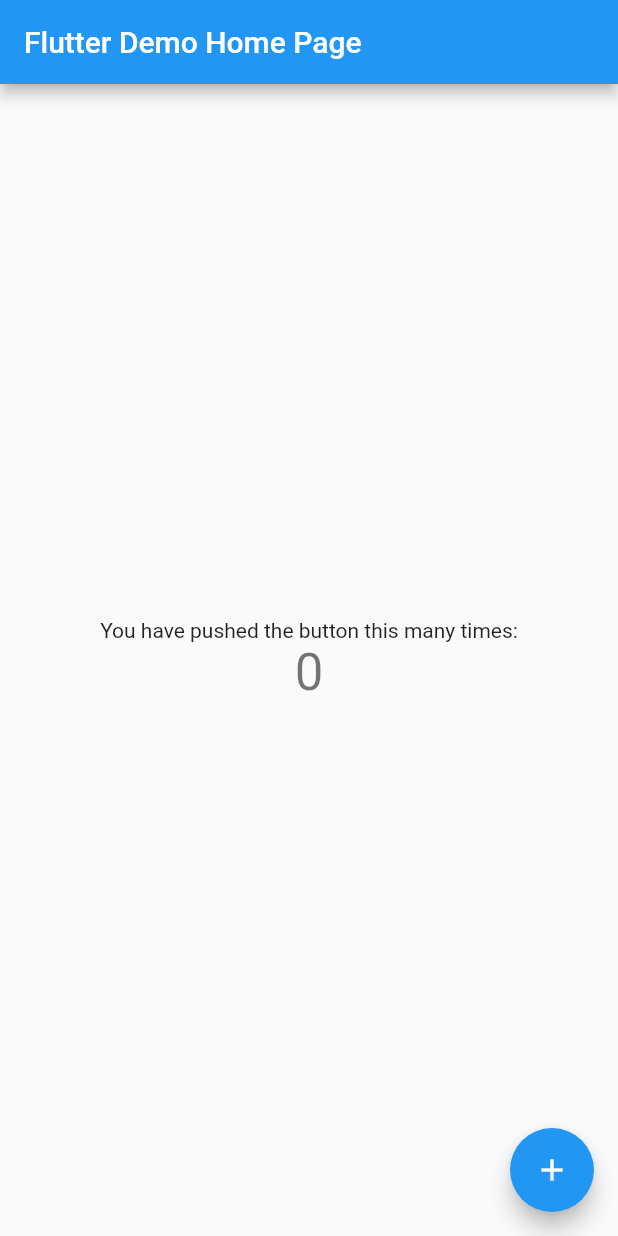
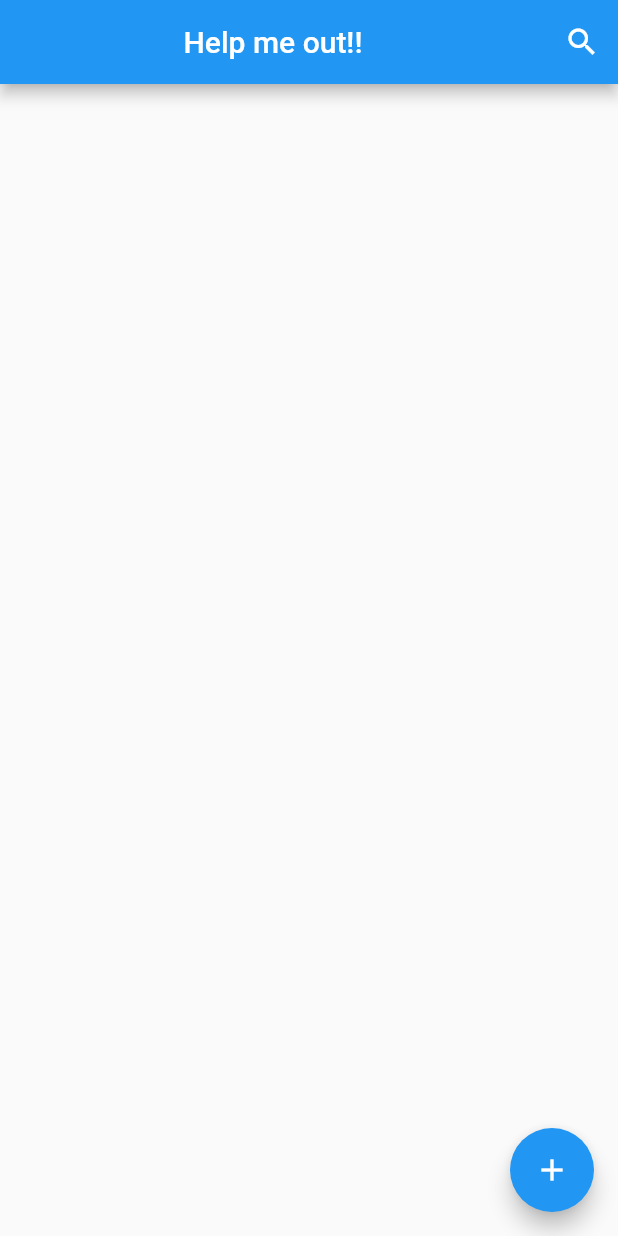
Before and after one commit to christorejisam/sahayi, a Flutter app: the screen it shows after launch, on a phone screen of 412 x 824 dp. Run offline on Flutter 3.47's test engine with Material 2 defaults, Android fonts, the phone set to English and light mode, and no system bars.

Commit message:
searchbar

```diff
--- a/lib/main.dart
+++ b/lib/main.dart
@@ -1,4 +1,5 @@
 import 'package:flutter/material.dart';
+import 'package:sahayi/view_request.dart';
 
 void main() {
   runApp(const MyApp());
@@ -24,7 +25,8 @@ class MyApp extends StatelessWidget {
         // is not restarted.
         primarySwatch: Colors.blue,
       ),
-      home: const MyHomePage(title: 'Flutter Demo Home Page'),
+      home:const ViewRequ(),
+      //const MyHomePage(title: 'Flutter Demo Home Page'),
     );
   }
 }
--- /dev/null
+++ b/lib/search.dart
@@ -0,0 +1,49 @@
+import 'package:flutter/material.dart';
+
+class DataSearch extends SearchDelegate<String>{
+ // sample input..
+  final list = ['in','out','up','down','back','front'];
+  final recent_list = ['in','out'];
+
+  @override
+  List<Widget> buildActions(BuildContext context) {
+    return[
+    IconButton(onPressed: (){ query = ' ';},
+     icon: Icon(Icons.clear),)
+    ];
+  }
+
+  @override
+  Widget buildLeading(BuildContext context) {
+   return IconButton(onPressed: (){ close( context, ''); },
+
+   icon: AnimatedIcon(icon: AnimatedIcons.menu_arrow,
+   progress: transitionAnimation,));
+  }
+
+  @override
+  Widget buildResults(BuildContext context) {
+    return  Container(child: Center(child: Text("Info"),),);
+  }
+
+  @override
+  Widget buildSuggestions(BuildContext context) {
+     final suggetionlist = query.isEmpty?recent_list:
+     list.where((p) => p.startsWith(query)).toList();
+
+     return ListView.builder(itemBuilder: (context,index)=>ListTile(
+       onTap: (){ showResults(context);},
+       leading: Icon(Icons.help),
+       title: RichText( text: TextSpan(
+         text: suggetionlist[index].substring(0,query.length),
+         style:  TextStyle(color: Colors.black,
+         fontWeight: FontWeight.bold),
+         children: [TextSpan(
+           text: suggetionlist[index].substring(query.length),
+           style: TextStyle(color: Colors.grey),
+         )]
+       ),),
+     ), itemCount: suggetionlist.length,);
+
+  }
+}
--- /dev/null
+++ b/lib/view_request.dart
@@ -0,0 +1,29 @@
+import 'package:flutter/material.dart';
+import 'package:sahayi/search.dart';
+
+class ViewRequ extends StatelessWidget {
+  const ViewRequ({ Key? key }) : super(key: key);
+  //final url = "";
+
+  @override
+  Widget build(BuildContext context) {
+    return Scaffold(
+      appBar: AppBar(
+        //backgroundColor: Colors.white,
+        title: Center(child: Text("Help me out!!")),
+        actions: [
+          IconButton(onPressed: (){showSearch(context: context, delegate: DataSearch());},
+          icon: Icon(Icons.search))
+        ],
+      ),
+      //body: Container(
+      //  decoration: BoxDecoration(
+       //   image: DecorationImage(
+       //     image: NetworkImage(url),),),)
+      floatingActionButton: FloatingActionButton(
+        onPressed: (){},
+        child: const Icon(Icons.add),
+        )
+    );
+  }
+}
```
Also changed, not shown: pubspec.lock.
